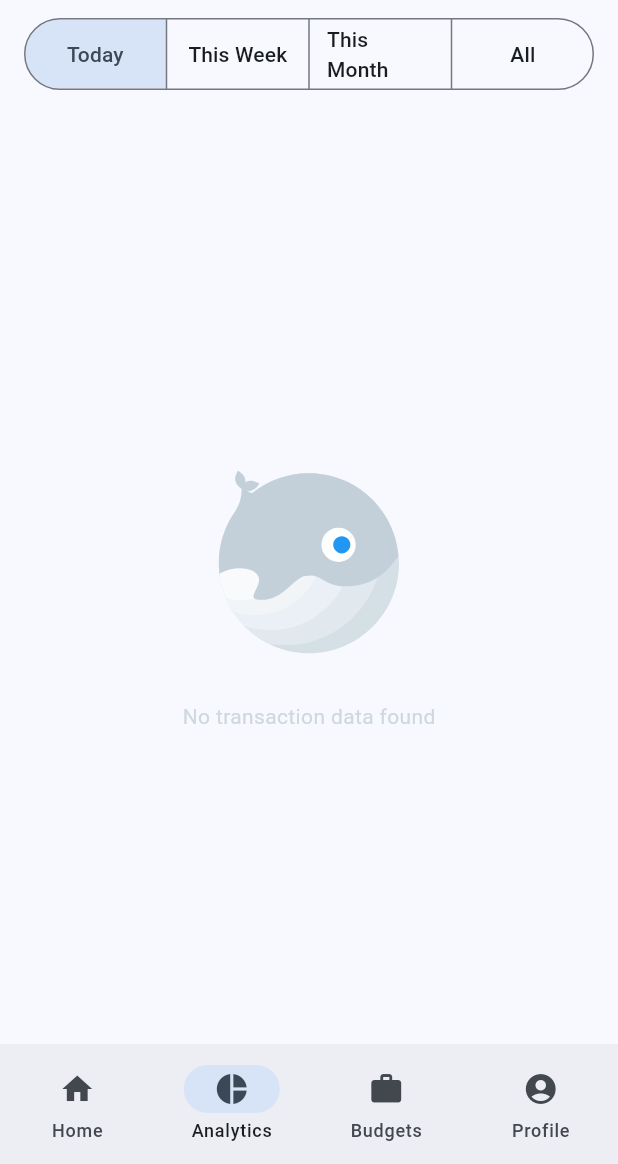
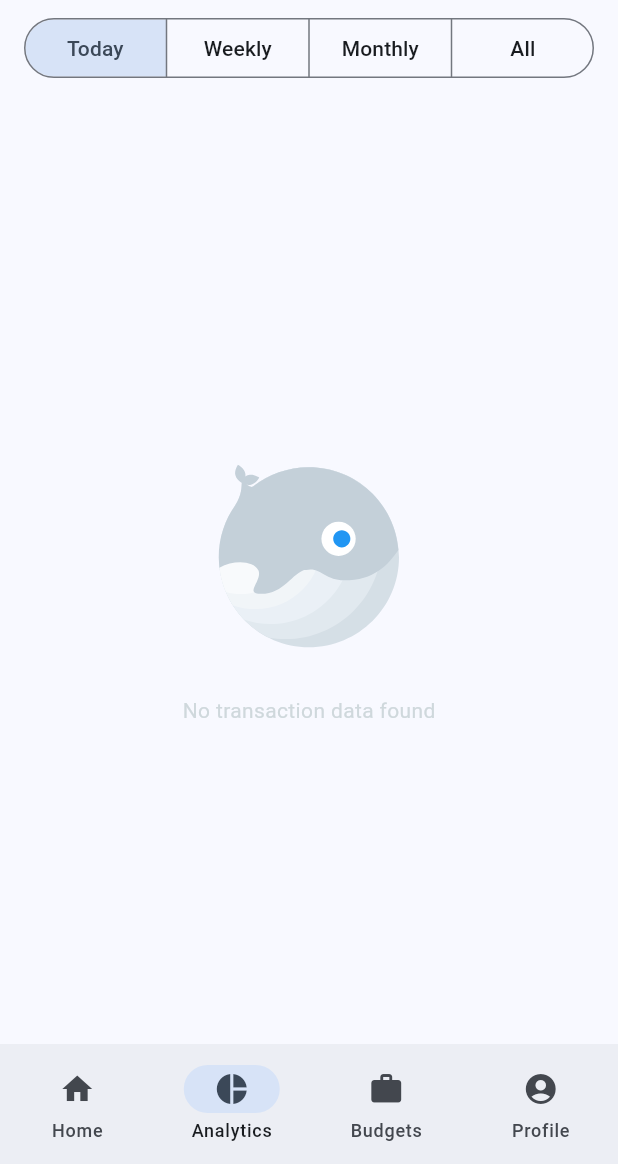
Before and after one commit to rijfas/pocketbook, a Flutter app: the DashboardView screen opened by its route, item 2 of the bottom bar chosen, on a phone screen of 412 x 824 dp, the part 72-1236 px from its top. Run offline on Flutter 3.47's test engine with Material 3 defaults, Android fonts, the light colour scheme and no system bars; drawn by our look-alikes of lottie; our stand-ins replace animated_flip_counter, emoji_picker_flutter, fl_chart, flutter_local_notifications, google_generative_ai, image_picker and 4 more; missing offline and left inert: telephony; accounts and stored records are empty; generated files the repository leaves out were written again.

Commit message:
change: Analytics button changed to old

```diff
--- a/lib/presentation/screens/dashboard/pages/analytics/widgets/analytics_mode_button.dart
+++ b/lib/presentation/screens/dashboard/pages/analytics/widgets/analytics_mode_button.dart
@@ -29,11 +29,11 @@ class AnalyticsModeButton extends StatelessWidget {
           ),
           ButtonSegment(
             value: AnalyticsMode.week,
-            label: Text('This Week'),
+            label: Text('Weekly'),
           ),
           ButtonSegment(
             value: AnalyticsMode.month,
-            label: Text('This Month'),
+            label: Text('Monthly'),
           ),
           ButtonSegment(
             value: AnalyticsMode.all,
```
